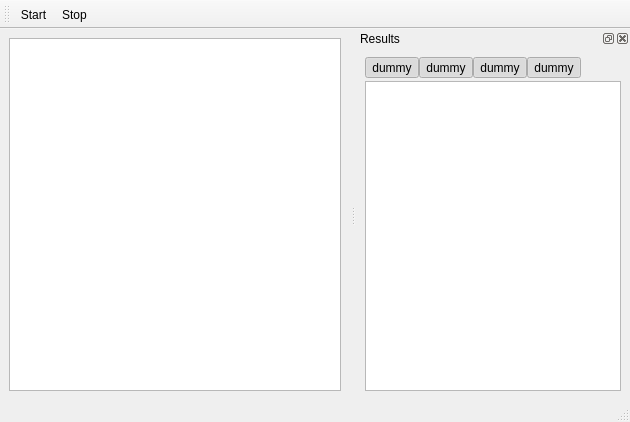
First picture: the form in plugins/xtest/qxrunner/runnerwindow.ui, repository KDE/kdevelop, before the edit.
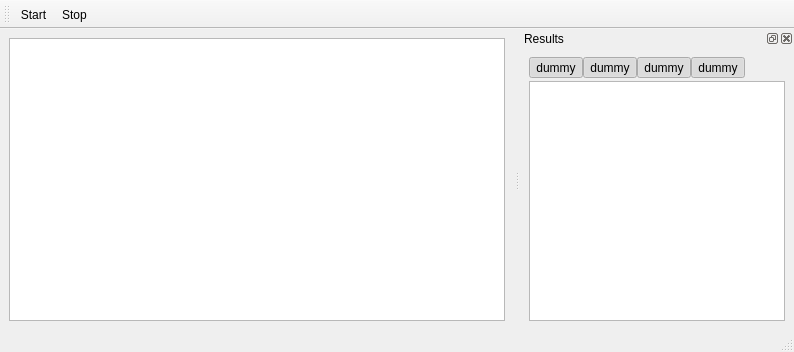
Second picture: the form after the edit. Icons and pictures are not drawn.

Diff of the .ui file:
```diff
--- a/plugins/xtest/qxrunner/runnerwindow.ui
+++ b/plugins/xtest/qxrunner/runnerwindow.ui
@@ -5,8 +5,8 @@
    <rect>
     <x>0</x>
     <y>0</y>
-    <width>630</width>
-    <height>422</height>
+    <width>794</width>
+    <height>352</height>
    </rect>
   </property>
   <property name="windowTitle" >
@@ -21,8 +21,8 @@
     <rect>
      <x>0</x>
      <y>34</y>
-     <width>186</width>
-     <height>369</height>
+     <width>100</width>
+     <height>299</height>
     </rect>
    </property>
    <layout class="QGridLayout" >
@@ -34,6 +34,12 @@
     </property>
     <item row="0" column="0" >
      <widget class="QTreeView" name="treeRunner" >
+      <property name="sizePolicy" >
+       <sizepolicy vsizetype="Expanding" hsizetype="Preferred" >
+        <horstretch>0</horstretch>
+        <verstretch>0</verstretch>
+       </sizepolicy>
+      </property>
       <property name="alternatingRowColors" >
        <bool>true</bool>
       </property>
@@ -52,7 +58,7 @@
     <rect>
      <x>0</x>
      <y>0</y>
-     <width>630</width>
+     <width>794</width>
      <height>34</height>
     </rect>
    </property>
@@ -75,8 +81,8 @@
    <property name="geometry" >
     <rect>
      <x>0</x>
-     <y>403</y>
-     <width>630</width>
+     <y>333</y>
+     <width>794</width>
      <height>19</height>
     </rect>
    </property>
@@ -84,12 +90,24 @@
   <widget class="QDockWidget" name="dockResults" >
    <property name="geometry" >
     <rect>
-     <x>192</x>
+     <x>203</x>
      <y>34</y>
-     <width>438</width>
-     <height>369</height>
+     <width>591</width>
+     <height>299</height>
     </rect>
    </property>
+   <property name="sizePolicy" >
+    <sizepolicy vsizetype="Preferred" hsizetype="MinimumExpanding" >
+     <horstretch>0</horstretch>
+     <verstretch>0</verstretch>
+    </sizepolicy>
+   </property>
+   <property name="minimumSize" >
+    <size>
+     <width>200</width>
+     <height>0</height>
+    </size>
+   </property>
    <property name="features" >
     <set>QDockWidget::AllDockWidgetFeatures</set>
    </property>
@@ -104,8 +122,8 @@
      <rect>
       <x>0</x>
       <y>20</y>
-      <width>438</width>
-      <height>349</height>
+      <width>591</width>
+      <height>279</height>
      </rect>
     </property>
     <layout class="QVBoxLayout" >
```
